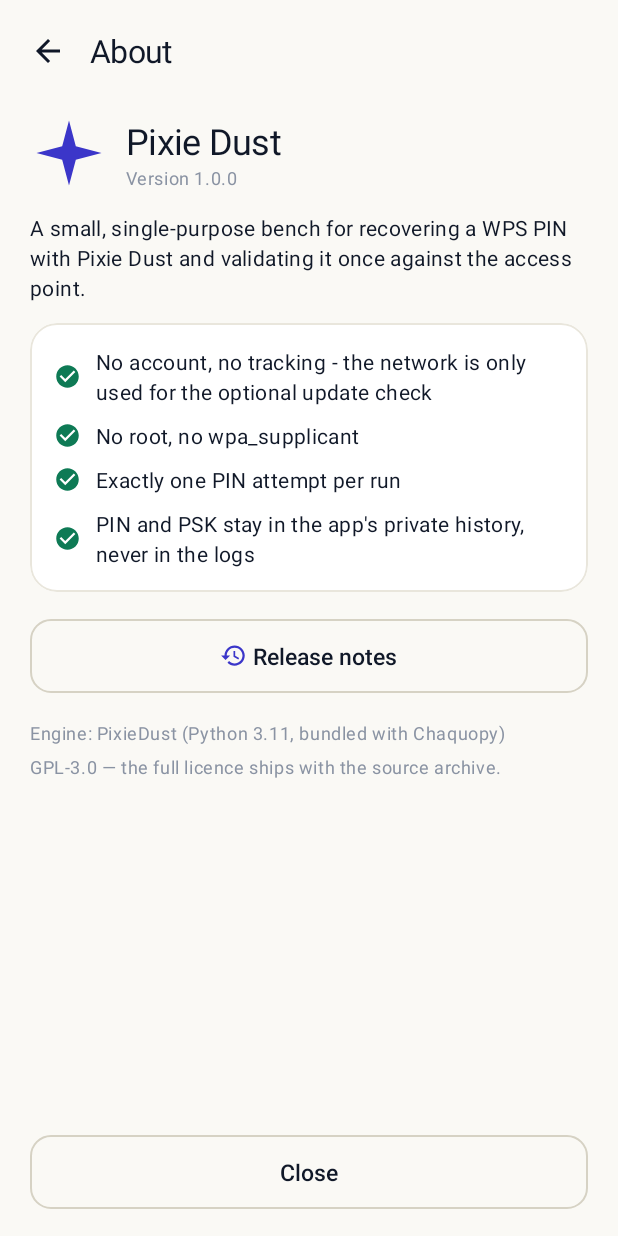
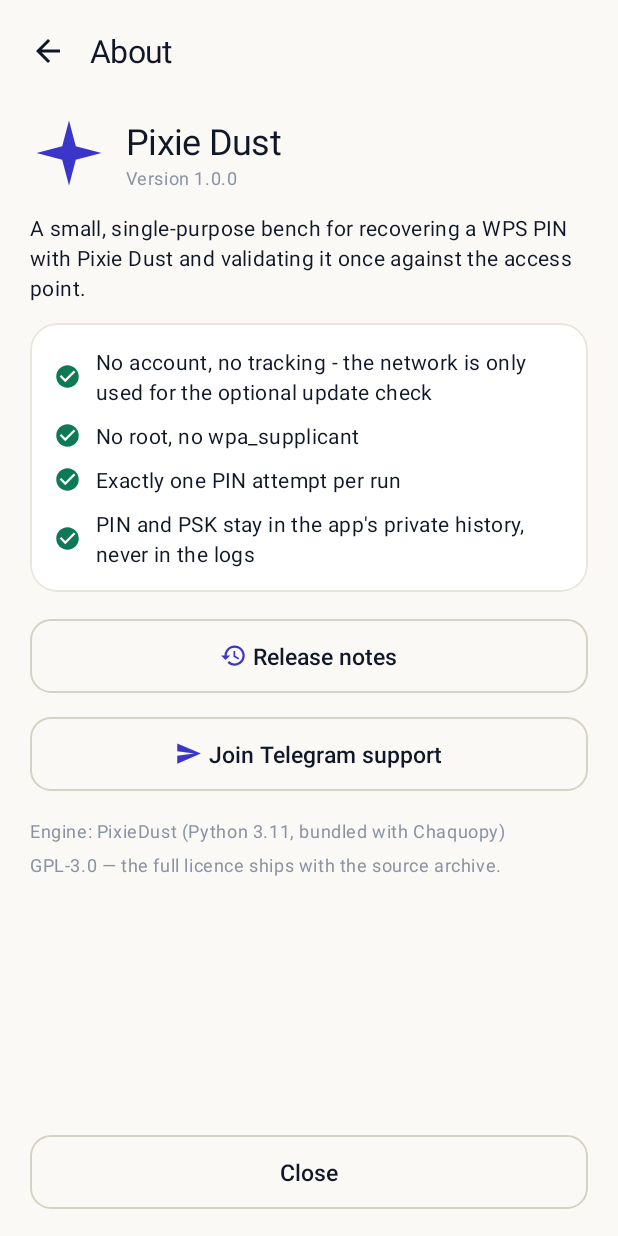
Before and after one commit to mohadexter/Pixie-Dust-capture-handshake-for-android-without-root, an Android app: the AboutActivity screen opened directly, with no data from a screen before it, on a phone screen of 412 x 824 dp. Run offline under Robolectric (Android 15) with nearby library versions, the phone set to English and light mode, and no system bars.

Commit message:
v1.0.9: Telegram support icon, About support button, unified header icons, language row clarity

```diff
--- a/app/build.gradle.kts
+++ b/app/build.gradle.kts
@@ -33,8 +33,8 @@ android {
         applicationId = "ma.pixiedust.app"
         minSdk = 24
         targetSdk = 36
-        versionCode = 9
-        versionName = "1.0.8"
+        versionCode = 10
+        versionName = "1.0.9"
 
         // ARM phones only: 64-bit and 32-bit. No emulator ABIs, which keeps the APK smaller.
         ndk {
--- a/app/src/main/java/ma/pixiedust/app/ui/AboutActivity.java
+++ b/app/src/main/java/ma/pixiedust/app/ui/AboutActivity.java
@@ -1,6 +1,8 @@
 package ma.pixiedust.app.ui;
 
+import android.content.Intent;
 import android.content.pm.PackageInfo;
+import android.net.Uri;
 import android.os.Bundle;
 
 import androidx.appcompat.app.AppCompatActivity;
@@ -21,6 +23,14 @@ public class AboutActivity extends AppCompatActivity {
         b.btnBack.setOnClickListener(v -> finish());
         b.btnClose.setOnClickListener(v -> finish());
         b.btnReleaseNotes.setOnClickListener(v -> WhatsNewDialog.showReleaseNotes(this));
+        b.btnTelegramSupport.setOnClickListener(v -> {
+            try {
+                startActivity(new Intent(Intent.ACTION_VIEW,
+                        Uri.parse("https://t.me/PixieDustapp")));
+            } catch (Exception ignored) {
+                Ui.toast(this, R.string.support_no_browser);
+            }
+        });
         b.versionText.setText(getString(R.string.about_version, versionName()));
     }
 
--- a/app/src/main/res/drawable/ic_history.xml
+++ b/app/src/main/res/drawable/ic_history.xml
@@ -4,7 +4,7 @@
     android:height="24dp"
     android:viewportWidth="24"
     android:viewportHeight="24"
-    android:tint="@color/ink_soft">
+    android:tint="@color/ink">
     <path
         android:fillColor="@android:color/white"
         android:pathData="M13,3c-4.97,0 -9,4.03 -9,9H1l3.89,3.89 0.07,0.14L9,12H6c0,-3.87 3.13,-7 7,-7s7,3.13 7,7 -3.13,7 -7,7c-1.93,0 -3.68,-0.79 -4.94,-2.06l-1.42,1.42C8.27,19.99 10.51,21 13,21c4.97,0 9,-4.03 9,-9s-4.03,-9 -9,-9zM12,8v5l4.28,2.54 0.72,-1.21 -3.5,-2.08L13.5,8H12z" />
--- /dev/null
+++ b/app/src/main/res/drawable/ic_telegram.xml
@@ -0,0 +1,11 @@
+<?xml version="1.0" encoding="utf-8"?>
+<vector xmlns:android="http://schemas.android.com/apk/res/android"
+    android:width="24dp"
+    android:height="24dp"
+    android:viewportWidth="24"
+    android:viewportHeight="24"
+    android:tint="@color/ink">
+    <path
+        android:fillColor="#FF000000"
+        android:pathData="M2,21l21,-9L2,3v7l15,2L2,14v7z" />
+</vector>
--- a/app/src/main/res/layout/activity_about.xml
+++ b/app/src/main/res/layout/activity_about.xml
@@ -212,6 +212,18 @@
                 app:iconSize="18dp"
                 app:iconTint="@color/indigo" />
 
+            <com.google.android.material.button.MaterialButton
+                android:id="@+id/btnTelegramSupport"
+                style="@style/Widget.PixieDust.Button.Outlined"
+                android:layout_width="match_parent"
+                android:layout_height="wrap_content"
+                android:layout_marginTop="8dp"
+                android:text="@string/about_telegram_support"
+                app:icon="@drawable/ic_telegram"
+                app:iconGravity="textStart"
+                app:iconSize="18dp"
+                app:iconTint="@color/indigo" />
+
             <TextView
                 android:layout_width="match_parent"
                 android:layout_height="wrap_content"
--- a/app/src/main/res/layout/activity_scan.xml
+++ b/app/src/main/res/layout/activity_scan.xml
@@ -54,7 +54,7 @@
             android:background="?attr/selectableItemBackgroundBorderless"
             android:contentDescription="@string/cd_support"
             android:padding="11dp"
-            android:src="@drawable/ic_info"
+            android:src="@drawable/ic_telegram"
             app:tint="@color/ink" />
 
         <ImageButton
--- a/app/src/main/res/layout/activity_settings.xml
+++ b/app/src/main/res/layout/activity_settings.xml
@@ -455,7 +455,7 @@
                             android:layout_width="wrap_content"
                             android:layout_height="wrap_content"
                             android:minWidth="0dp"
-                            android:text="@string/settings_language_section"
+                            android:text="@string/settings_language_change"
                             android:textColor="@color/indigo" />
                     </LinearLayout>
 
--- a/app/src/main/res/values/strings.xml
+++ b/app/src/main/res/values/strings.xml
@@ -145,6 +145,7 @@
     <string name="settings_language_section">Language</string>
     <string name="settings_language_system">Follow the system</string>
     <string name="settings_language_note">English and French are bundled. Android 13+ also lets you pick the language per app.</string>
+    <string name="settings_language_change">Change</string>
     <string name="settings_driver_section">Adapter &amp; driver</string>
     <string name="settings_chipset">Chipset override</string>
     <string name="settings_chipset_auto">Automatic detection</string>
@@ -241,6 +242,7 @@ By continuing you confirm that you understand this and that you have the right t
     <string name="update_failed_text">The file was incomplete or did not match. Pixie Dust is unchanged.</string>
     <string name="about_check_updates">Check for updates</string>
     <string name="about_release_notes">Release notes</string>
+    <string name="about_telegram_support">Join Telegram support</string>
     <string name="install_title">Update</string>
     <string name="install_verifying">Verifying the download…</string>
     <string name="install_ready_title">Ready to install</string>
```
Also changed, not shown: app/src/main/res/raw/update_changelog.json (+1 -1 lines), 5 other files.
